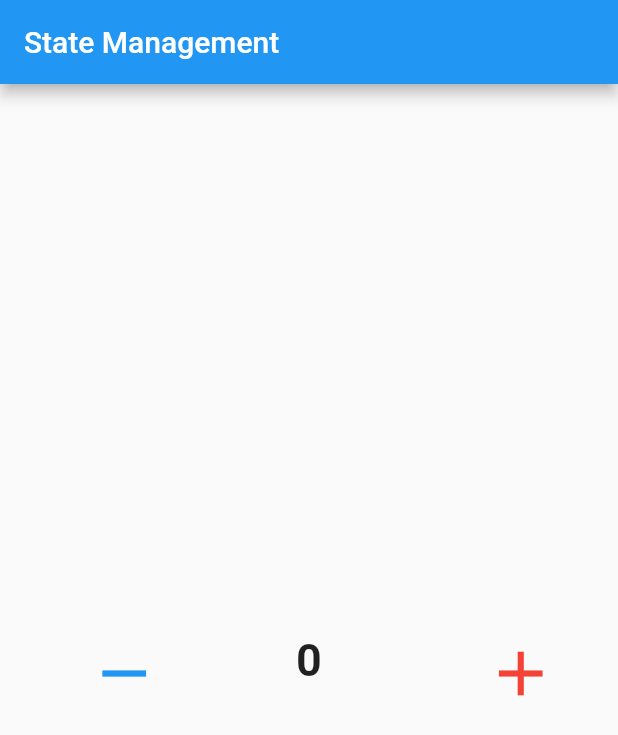
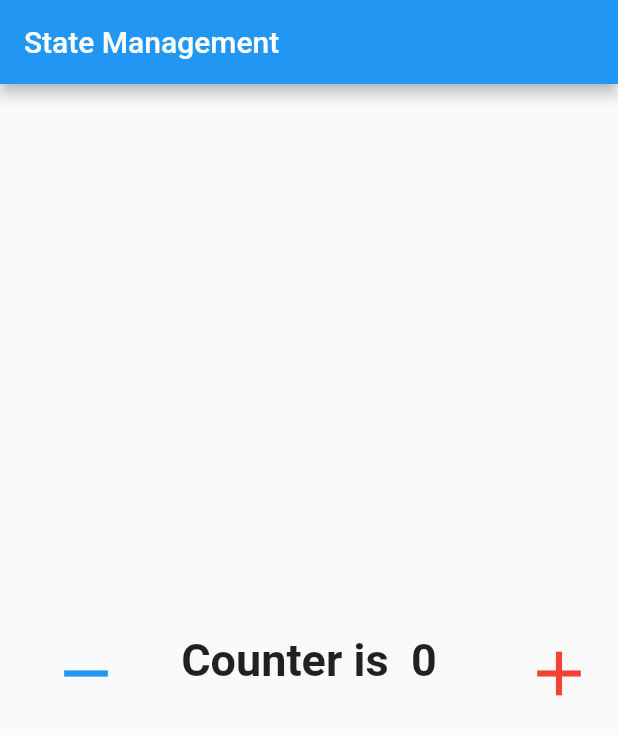
Before and after one commit to Devsaci/code2start, a Flutter app: the screen it shows after launch, on a phone screen of 412 x 824 dp. Shown: the top 735 px of the screen. Run offline on Flutter 3.47's test engine with Material 2 defaults, Android fonts, the phone set to English and light mode, and no system bars.

Commit message:
Widget? myCounter()

```diff
--- a/lib/main.dart
+++ b/lib/main.dart
@@ -1,7 +1,3 @@
-import 'dart:js';
-import 'dart:ui';
-
-import 'package:flutter/cupertino.dart';
 import 'package:flutter/material.dart';
 
 void main() {
@@ -58,7 +54,7 @@ class Home extends StatelessWidget {
                 ),
               ),
               Text(
-                  '$counter',
+                'Counter is  $counter',
                 style: const TextStyle(
                   fontSize: 30,
                   fontWeight: FontWeight.bold,
@@ -82,4 +78,8 @@ class Home extends StatelessWidget {
       ),
     );
   }
+
+  Widget? myCounter() {
+    return null;
   }
+}
```
Lines whose indentation alone changed are shown as unchanged.
